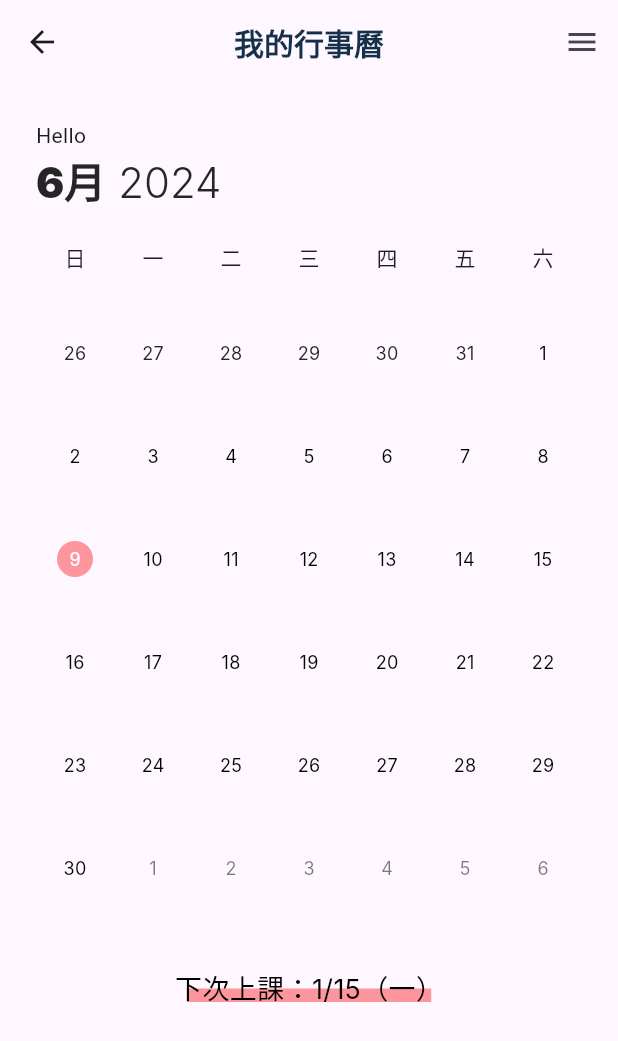
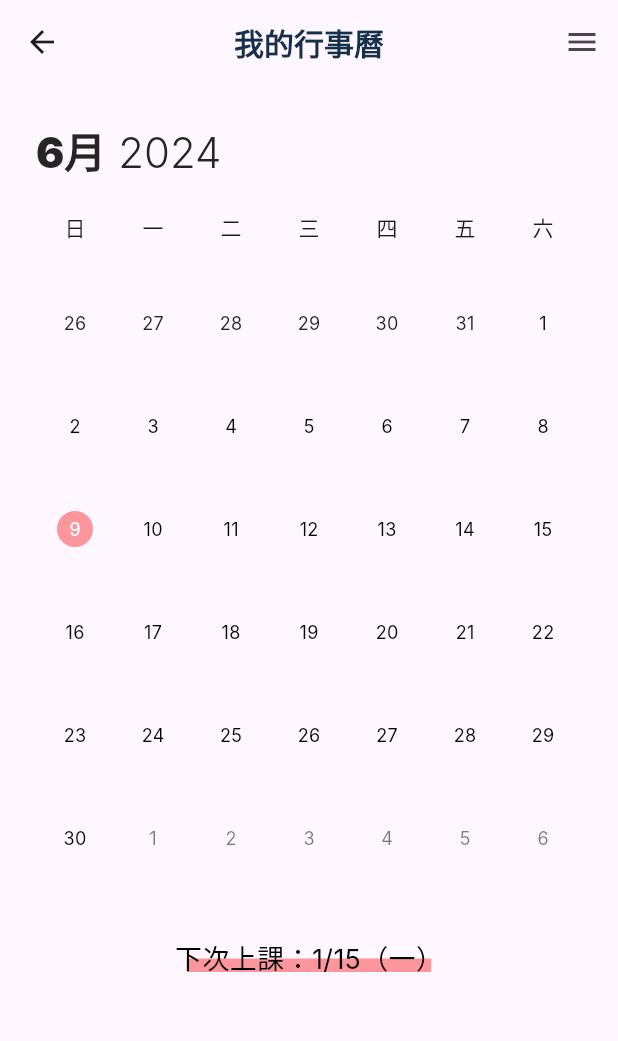
Before and after one commit to Michellehuang78/Booking-app-for-hospital, a Flutter app: the HomePage screen opened by its route, on a phone screen of 412 x 824 dp. Shown: the top 1041 px of the screen. Run offline on Flutter 3.47's test engine with Material 3 defaults, Android fonts, the phone set to English and light mode, and no system bars; our stand-ins replace dio, get, pretty_dio_logger, shared_preferences; accounts and stored records are empty; Roboto replaces fonts that are missing (Inter).

```diff
--- a/lib/app.dart
+++ b/lib/app.dart
@@ -11,7 +11,7 @@ class BookingApp extends StatelessWidget {
     return GetMaterialApp(
       debugShowCheckedModeBanner: false,
       getPages: AppPage.routes,
-      initialRoute: AppRoute.home,
+      initialRoute: AppRoute.login,
     );
   }
 }
--- a/lib/presentation/views/home_view.dart
+++ b/lib/presentation/views/home_view.dart
@@ -35,7 +35,6 @@ class HomePage extends GetView<HomeController> with HomeMixin {
             crossAxisAlignment: CrossAxisAlignment.start,
             children: [
               24.heightBox(),
-              Text("Hello"),
               RichText(
                 text: TextSpan(
                   style: AppTextStyle.customTextStyle(
```
Also changed, not shown: lib/presentation/controllers/signup_controller.dart (+21 -3 lines).
